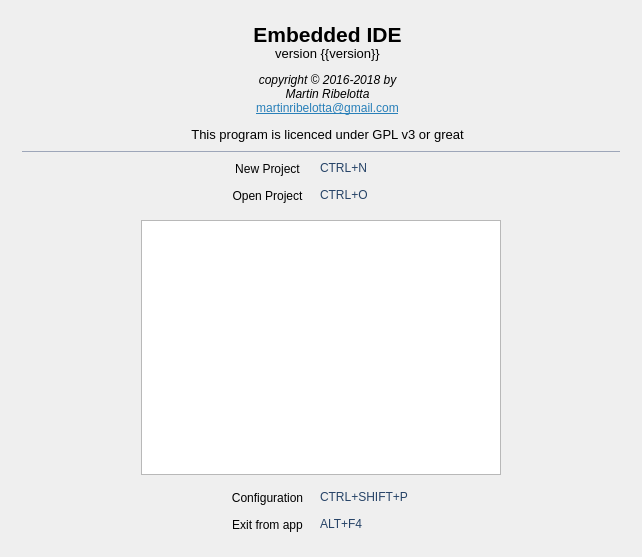
Above: ide/mainwindow.ui from martinribelotta/embedded-ide before the change. Below: the same form after it.
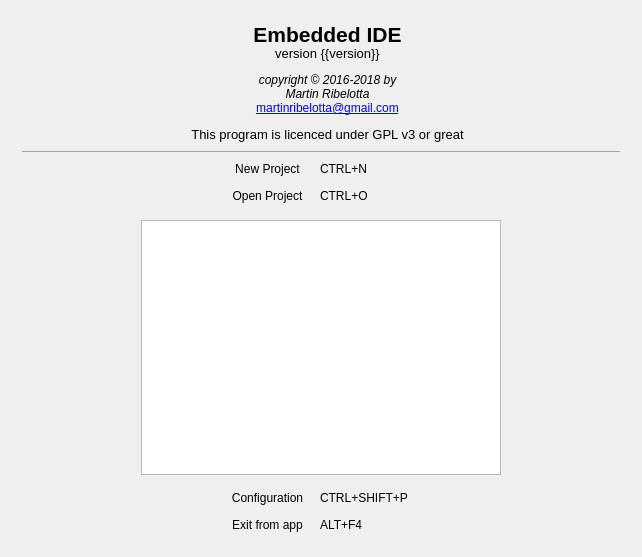
That is the form after the change. The open tabs and pages were chosen to show the change. Icons and pictures are not drawn. Custom widgets are drawn as their Qt base class.

Commit message: Fix dark style icons and labels

What changed in the file:
```diff
--- a/ide/mainwindow.ui
+++ b/ide/mainwindow.ui
@@ -734,7 +734,7 @@
             </sizepolicy>
            </property>
            <property name="text">
-            <string>&lt;html&gt;&lt;head/&gt;&lt;body&gt;&lt;p align=&quot;center&quot;&gt;&lt;span style=&quot; font-size:16pt; font-weight:600; color:#000000;&quot;&gt;Embedded IDE&lt;br/&gt;&lt;/span&gt;&lt;span style=&quot; font-size:10pt; color:#000000;&quot;&gt;version {{version}}&lt;/span&gt;&lt;/p&gt;&lt;p align=&quot;center&quot;&gt;&lt;span style=&quot; font-style:italic; color:#000000;&quot;&gt;copyright © 2016-2018 by&lt;br/&gt;Martin Ribelotta&lt;br/&gt;&lt;/span&gt;&lt;a href=&quot;martinribelotta@gmail.com&quot;&gt;&lt;span style=&quot; text-decoration: underline; color:#2980b9;&quot;&gt;martinribelotta@gmail.com&lt;/span&gt;&lt;/a&gt;&lt;/p&gt;&lt;p align=&quot;center&quot;&gt;&lt;span style=&quot; font-size:10pt; color:#000000;&quot;&gt;This program is licenced under GPL v3 or great&lt;/span&gt;&lt;/p&gt;&lt;/body&gt;&lt;/html&gt;</string>
+            <string>&lt;html&gt;&lt;head/&gt;&lt;body&gt;&lt;p align=&quot;center&quot;&gt;&lt;span style=&quot; font-size:16pt; font-weight:600;&quot;&gt;Embedded IDE&lt;br/&gt;&lt;/span&gt;&lt;span style=&quot; font-size:10pt;&quot;&gt;version {{version}}&lt;/span&gt;&lt;/p&gt;&lt;p align=&quot;center&quot;&gt;&lt;span style=&quot; font-style:italic;&quot;&gt;copyright © 2016-2018 by&lt;br/&gt;Martin Ribelotta&lt;br/&gt;&lt;/span&gt;&lt;a href=&quot;martinribelotta@gmail.com&quot;&gt;&lt;span style=&quot; text-decoration: underline;&quot;&gt;martinribelotta@gmail.com&lt;/span&gt;&lt;/a&gt;&lt;/p&gt;&lt;p align=&quot;center&quot;&gt;&lt;span style=&quot; font-size:10pt;&quot;&gt;This program is licenced under GPL v3 or great&lt;/span&gt;&lt;/p&gt;&lt;/body&gt;&lt;/html&gt;</string>
            </property>
           </widget>
          </item>
@@ -917,7 +917,7 @@
               </size>
              </property>
              <property name="text">
-              <string>&lt;html&gt;&lt;head/&gt;&lt;body&gt;&lt;p&gt;&lt;span style=&quot; color:#264367;&quot;&gt;ALT+F4&lt;/span&gt;&lt;/p&gt;&lt;/body&gt;&lt;/html&gt;</string>
+              <string>ALT+F4</string>
              </property>
             </widget>
            </item>
@@ -930,7 +930,7 @@
               </sizepolicy>
              </property>
              <property name="text">
-              <string>&lt;html&gt;&lt;head/&gt;&lt;body&gt;&lt;p&gt;&lt;span style=&quot; color:#264367;&quot;&gt;CTRL+SHIFT+P&lt;/span&gt;&lt;/p&gt;&lt;/body&gt;&lt;/html&gt;</string>
+              <string>CTRL+SHIFT+P</string>
              </property>
             </widget>
            </item>
@@ -1017,7 +1017,7 @@
               </size>
              </property>
              <property name="text">
-              <string>&lt;html&gt;&lt;head/&gt;&lt;body&gt;&lt;p&gt;&lt;span style=&quot; color:#264367;&quot;&gt;CTRL+O&lt;/span&gt;&lt;/p&gt;&lt;/body&gt;&lt;/html&gt;</string>
+              <string>CTRL+O</string>
              </property>
             </widget>
            </item>
@@ -1062,7 +1062,7 @@
               </sizepolicy>
              </property>
              <property name="text">
-              <string>&lt;html&gt;&lt;head/&gt;&lt;body&gt;&lt;p&gt;&lt;span style=&quot; color:#264367;&quot;&gt;CTRL+N&lt;/span&gt;&lt;/p&gt;&lt;/body&gt;&lt;/html&gt;</string>
+              <string>CTRL+N</string>
              </property>
             </widget>
            </item>
```
Left out of the diff: 10 changed lines with no effect on the pictures. The commit also changes 8 other files.
